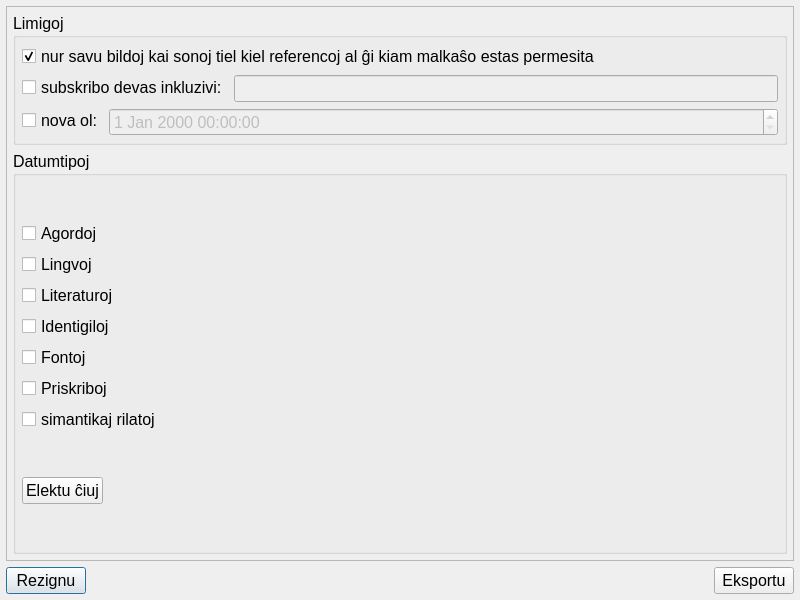
MDCremer/Gradivus, file datumojapogilo.ui: the form before one commit.
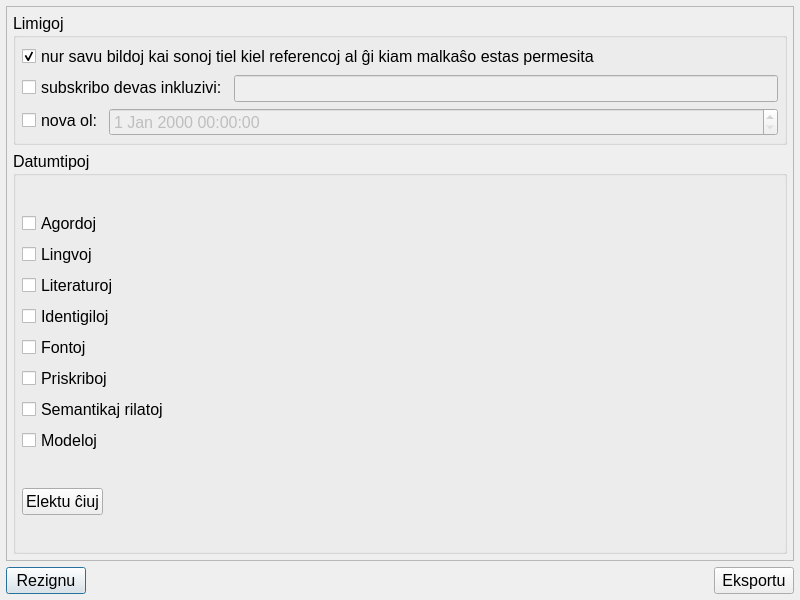
The form after the commit.

What changed in the file:
```diff
--- a/datumojapogilo.ui
+++ b/datumojapogilo.ui
@@ -203,7 +203,14 @@
             <item row="6" column="0">
              <widget class="QCheckBox" name="semantikajRilatoj">
               <property name="text">
-               <string>simantikaj rilatoj</string>
+               <string>Semantikaj rilatoj</string>
+              </property>
+             </widget>
+            </item>
+            <item row="7" column="0">
+             <widget class="QCheckBox" name="modeloj">
+              <property name="text">
+               <string>Modeloj</string>
               </property>
              </widget>
             </item>
```
